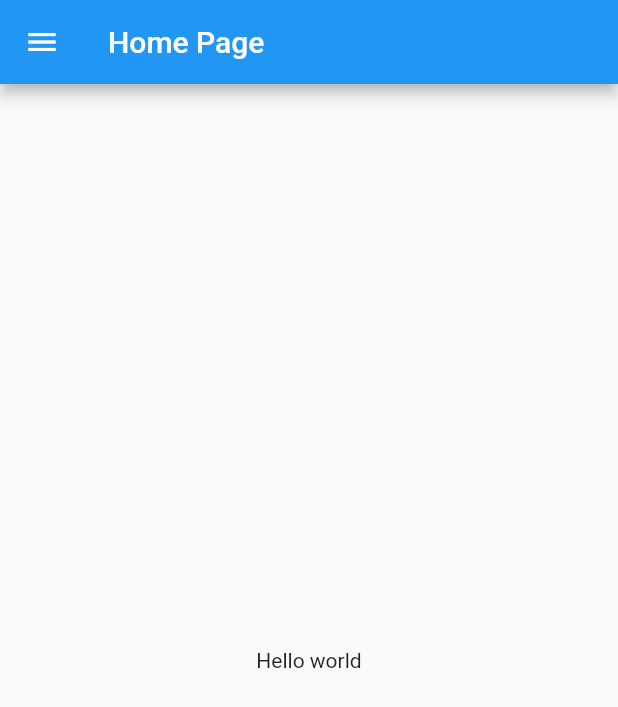
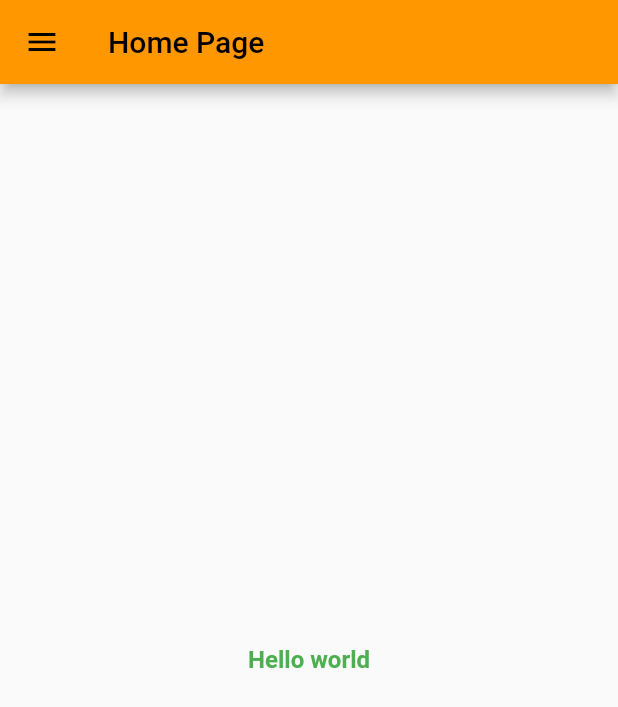
Before and after one commit to daman78880/30_days_of_flutter, a Flutter app: the HomePage screen opened directly, on a phone screen of 412 x 824 dp. Shown: the top 707 px of the screen. Run offline on Flutter 3.47's test engine with Material 2 defaults, Android fonts, the phone set to English and light mode, and no system bars.

Commit message:
Dady 3 commit

```diff
--- a/lib/screens/home_page.dart
+++ b/lib/screens/home_page.dart
@@ -12,7 +12,11 @@ class HomePage extends StatelessWidget {
       ),
       body:Center(
         child: Container(
-          child: Text("Hello world"),
+          child: const Text("Hello world",style: TextStyle(
+            fontSize: 16,
+            color: Colors.green,
+            fontWeight: FontWeight.bold,
+          ),),
         ),
       ),
     drawer: Drawer(),
```
Also changed, not shown: lib/main.dart (+15 -2 lines), lib/screens/login_page.dart (+14 -0 lines).
